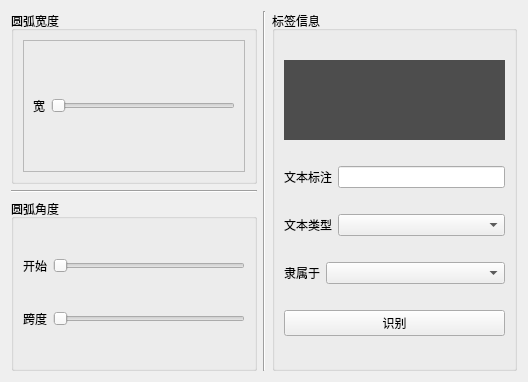
First picture: the form in ui/slider.ui, repository lrzjbyx/annotation, before the edit.
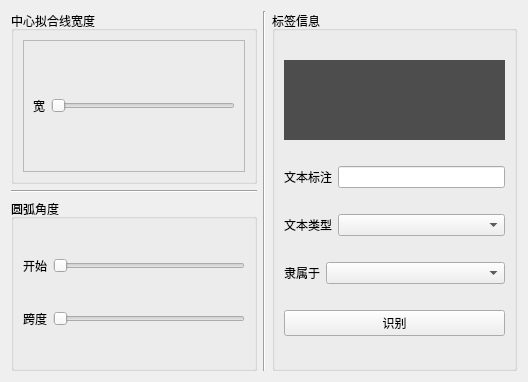
Second picture: the form after the edit.

Commit message: 更新slider命名

The edit to the form file:
```diff
--- a/ui/slider.ui
+++ b/ui/slider.ui
@@ -19,7 +19,7 @@
      <item>
       <widget class="QGroupBox" name="groupBox_2">
        <property name="title">
-        <string>圆弧宽度</string>
+        <string>中心拟合线宽度</string>
        </property>
        <layout class="QVBoxLayout" name="verticalLayout">
         <item>
```
The commit also changes 1 other file.
